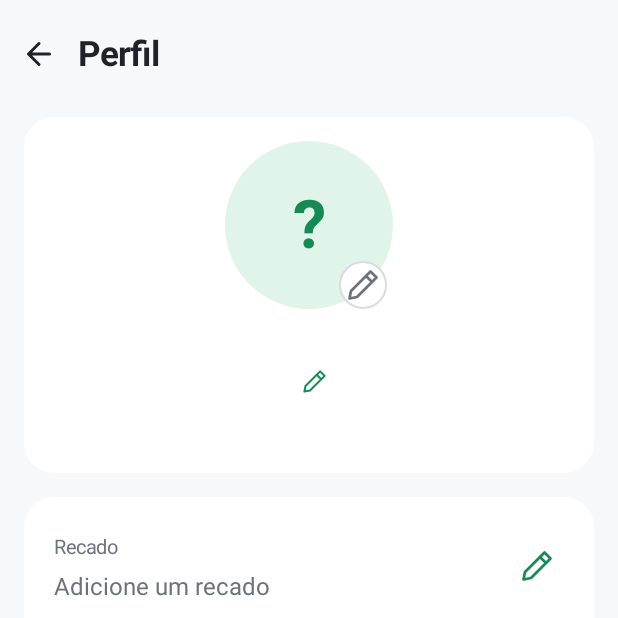
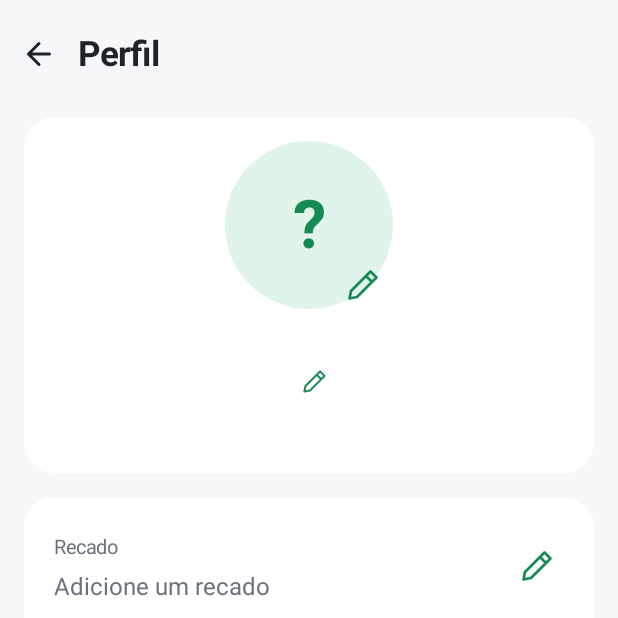
Before and after one commit to robraym/falai, an Android app: the ProfileActivity screen opened directly, with no data from a screen before it, on a phone screen of 412 x 824 dp, the top half of it. Run offline under Robolectric (Android 15) with nearby library versions, the phone set to English and light mode, and no system bars; our stand-ins replace Firebase (no records; nobody signed in at launch, a user with empty details on screens opened directly); pictures from the network do not load; 1 statement that could not run was skipped.

Commit message:
Compacta cores e sons e padroniza edicao da foto

```diff
--- a/app/src/main/java/br/com/falai/ProfileController.java
+++ b/app/src/main/java/br/com/falai/ProfileController.java
@@ -61,11 +61,11 @@ final class ProfileController {
         photo.addView(avatar, new FrameLayout.LayoutParams(Ui.dp(activity, 112), Ui.dp(activity, 112), Gravity.TOP | Gravity.CENTER_HORIZONTAL));
         ImageButton editPhoto = new ImageButton(activity); editPhoto.setImageResource(R.drawable.ic_edit);
         editPhoto.setContentDescription(activity.getString(R.string.choose_photo)); editPhoto.setEnabled(!busy); editPhoto.setAlpha(busy ? .6f : 1f);
-        editPhoto.setImageTintList(android.content.res.ColorStateList.valueOf(activity.getColor(R.color.text_secondary)));
+        editPhoto.setImageTintList(android.content.res.ColorStateList.valueOf(Appearance.primary(activity)));
         editPhoto.setPadding(Ui.dp(activity, 16), Ui.dp(activity, 16), Ui.dp(activity, 16), Ui.dp(activity, 16));
-        android.graphics.drawable.GradientDrawable badge = Ui.shape(activity, R.color.card, 16);
-        badge.setStroke(Ui.dp(activity, 1), activity.getColor(R.color.divider));
-        editPhoto.setBackground(new android.graphics.drawable.InsetDrawable(badge, Ui.dp(activity, 8)));
+        editPhoto.setBackground(new android.graphics.drawable.RippleDrawable(
+                android.content.res.ColorStateList.valueOf(Appearance.ripple(activity)), null,
+                Ui.shape(activity, R.color.card, 24)));
         editPhoto.setOnClickListener(v -> photoActions());
         photo.addView(editPhoto, new FrameLayout.LayoutParams(Ui.dp(activity, 48), Ui.dp(activity, 48), Gravity.BOTTOM | Gravity.END));
         identity.addView(photo, new LinearLayout.LayoutParams(Ui.dp(activity, 120), Ui.dp(activity, 120)));
--- a/app/src/main/java/br/com/falai/SettingsPage.java
+++ b/app/src/main/java/br/com/falai/SettingsPage.java
@@ -60,6 +60,10 @@ class SettingsPage extends Dialog {
         params.setMargins(Ui.dp(context, 8), Ui.dp(context, 6), Ui.dp(context, 8), Ui.dp(context, 10));
         panel.setLayoutParams(params); return panel;
     }
+    static int optionColumns(android.content.Context context) {
+        int available = context.getResources().getConfiguration().screenWidthDp - 64;
+        return available >= 540 ? 3 : available >= 240 ? 2 : 1;
+    }
     static void separateRows(LinearLayout parent) {
         for (int i = parent.getChildCount() - 1; i > 0; i--) {
             android.view.View line = new android.view.View(parent.getContext());
```
Also changed, not shown: app/src/main/java/br/com/falai/AppearanceColorPicker.java (+7 -7 lines), app/src/main/java/br/com/falai/MessageSoundPicker.java (+13 -5 lines), 1 other file.
